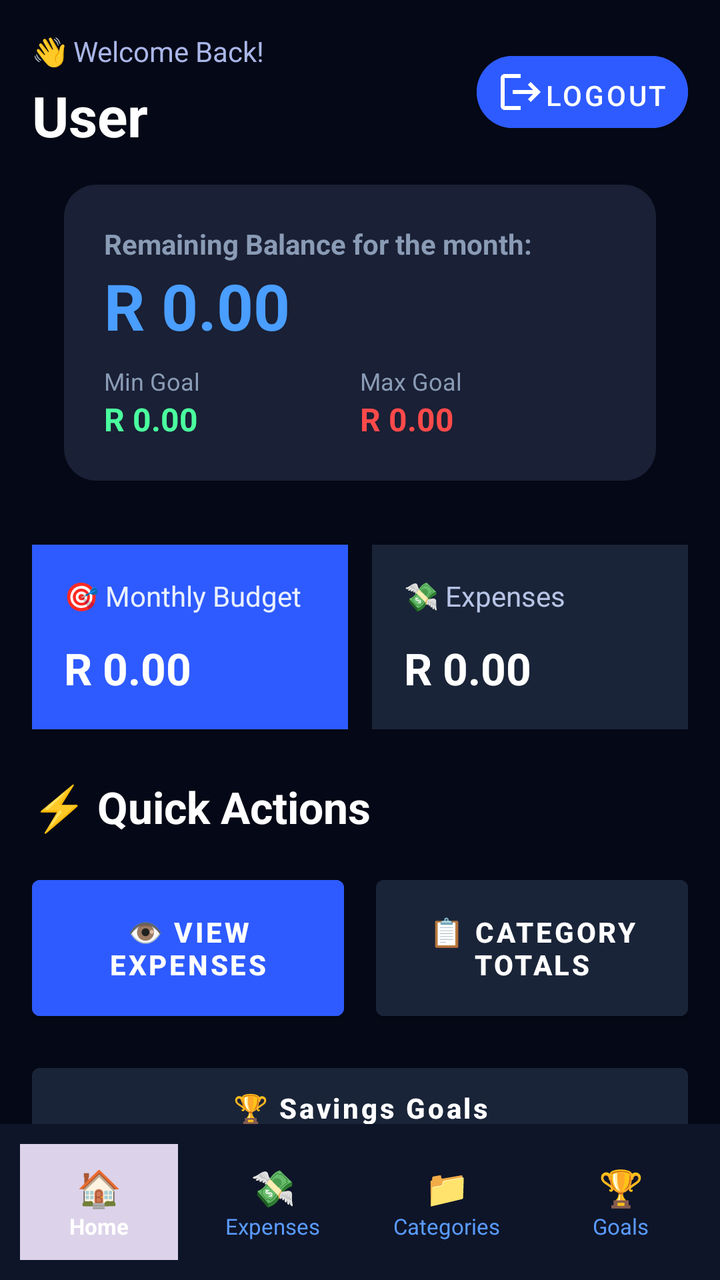
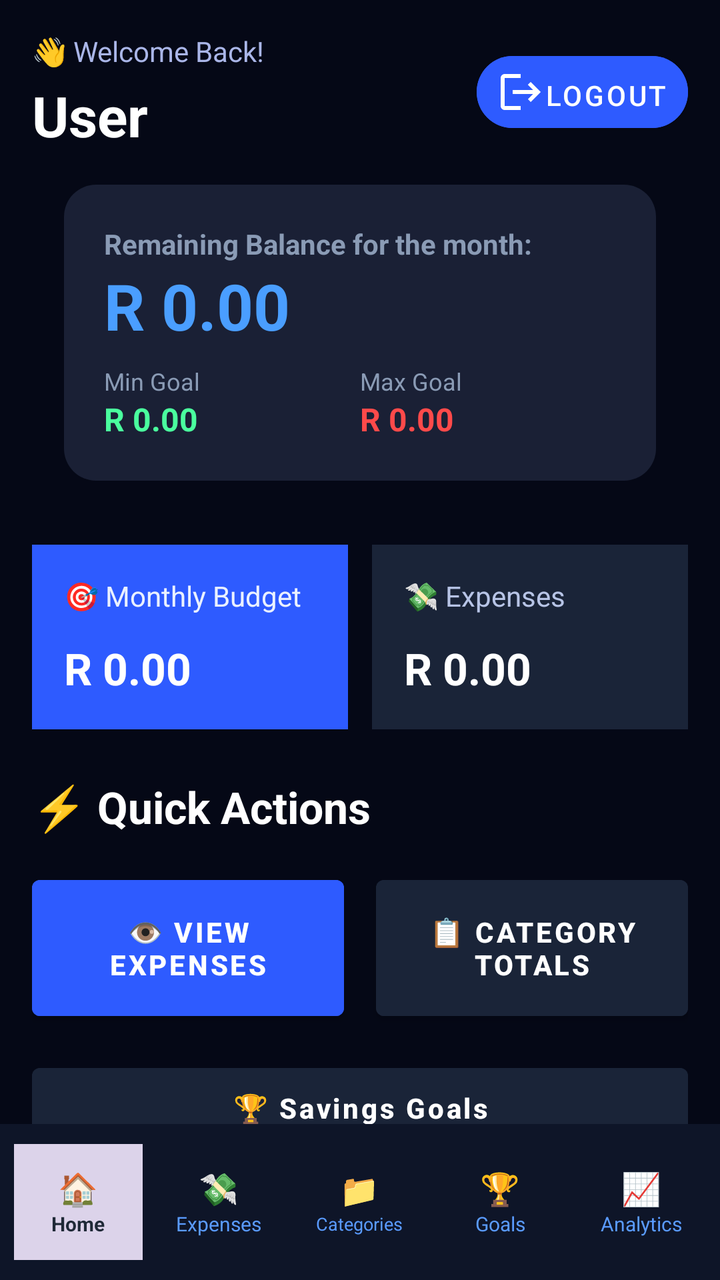

Screens rendered from an Android XML layout before and after an edit, with the pre-edit source and the edit as a unified diff.
<!-- AndroidManifest.xml: application theme Theme.PennyWize -->
<!-- res/layout/activity_home.xml -->
<?xml version="1.0" encoding="utf-8"?>
<LinearLayout xmlns:android="http://schemas.android.com/apk/res/android"
    android:layout_width="match_parent"
    android:layout_height="match_parent"
    xmlns:app="http://schemas.android.com/apk/res-auto"
    android:orientation="vertical"
    android:background="#050816">

    <ScrollView
        android:layout_width="match_parent"
        android:layout_height="0dp"
        android:layout_weight="1"
        android:fillViewport="true"
        android:scrollbars="none">

        <LinearLayout
            android:layout_width="match_parent"
            android:layout_height="wrap_content"
            android:orientation="vertical"
            android:padding="16dp">

            
            <LinearLayout
                android:layout_width="match_parent"
                android:layout_height="wrap_content"
                android:gravity="center_vertical"
                android:orientation="horizontal">

                <LinearLayout
                    android:layout_width="0dp"
                    android:layout_height="wrap_content"
                    android:layout_weight="1"
                    android:orientation="vertical">

                    <TextView
                        android:layout_width="wrap_content"
                        android:layout_height="wrap_content"
                        android:text="👋 Welcome Back!"
                        android:textColor="#AAB6E8"
                        android:textSize="14sp" />

                    <TextView
                        android:id="@+id/tvWelcomeUser"
                        android:layout_width="wrap_content"
                        android:layout_height="wrap_content"
                        android:layout_marginTop="4dp"
                        android:text="User"
                        android:textColor="#FFFFFF"
                        android:textSize="28sp"
                        android:textStyle="bold" />
                </LinearLayout>

                <com.google.android.material.button.MaterialButton
                    android:id="@+id/btnLogout"
                    style="@style/Widget.MaterialComponents.Button.Icon"
                    android:layout_width="wrap_content"
                    android:layout_height="48dp"
                    android:backgroundTint="#2E5BFF"
                    android:padding="10dp"
                    android:text="Logout"
                    app:cornerRadius="24dp"
                    app:icon="@drawable/ic_logout"
                    app:iconGravity="textStart"
                    app:iconPadding="0dp"
                    app:iconTint="@android:color/white" />
            </LinearLayout>

            
            <LinearLayout
                android:layout_width="match_parent"
                android:layout_height="wrap_content"
                android:orientation="vertical"
                android:background="@drawable/rounded_corners"
                android:layout_margin="16dp"
                android:padding="20dp">

                <TextView
                    android:layout_width="wrap_content"
                    android:layout_height="wrap_content"
                    android:text="Remaining Balance for the month:"
                    android:textStyle="bold"
                    android:textColor="#8A9BB5"
                    android:textSize="14sp"/>

                <TextView
                    android:id="@+id/tvRemainingBalance"
                    android:layout_width="wrap_content"
                    android:layout_height="wrap_content"
                    android:text="R 0.00"
                    android:textColor="#4A9EFF"
                    android:textSize="32sp"
                    android:textStyle="bold"/>

                <LinearLayout
                    android:layout_width="match_parent"
                    android:layout_height="wrap_content"
                    android:orientation="horizontal"
                    android:layout_marginTop="8dp">

                    <TextView
                        android:layout_width="0dp"
                        android:layout_height="wrap_content"
                        android:layout_weight="1"
                        android:text="Min Goal"
                        android:textColor="#8A9BB5"
                        android:textSize="12sp"/>

                    <TextView
                        android:layout_width="0dp"
                        android:layout_height="wrap_content"
                        android:layout_weight="1"
                        android:text="Max Goal"
                        android:textColor="#8A9BB5"
                        android:textSize="12sp"/>

                </LinearLayout>

                <LinearLayout
                    android:layout_width="match_parent"
                    android:layout_height="wrap_content"
                    android:orientation="horizontal">

                    <TextView
                        android:id="@+id/tvMinGoal"
                        android:layout_width="0dp"
                        android:layout_height="wrap_content"
                        android:layout_weight="1"
                        android:text="R 0.00"
                        android:textColor="#4AFF9E"
                        android:textSize="16sp"
                        android:textStyle="bold"/>

                    <TextView
                        android:id="@+id/tvMaxGoal"
                        android:layout_width="0dp"
                        android:layout_height="wrap_content"
                        android:layout_weight="1"
                        android:text="R 0.00"
                        android:textColor="#FF4A4A"
                        android:textSize="16sp"
                        android:textStyle="bold"/>

                </LinearLayout>

            </LinearLayout>

            
            <LinearLayout
                android:layout_width="match_parent"
                android:layout_height="wrap_content"
                android:layout_marginTop="16dp"
                android:orientation="horizontal">

                <LinearLayout
                    android:layout_width="0dp"
                    android:layout_height="wrap_content"
                    android:layout_weight="1"
                    android:layout_marginEnd="6dp"
                    android:background="#2E5BFF"
                    android:orientation="vertical"
                    android:padding="16dp">

                    <TextView
                        android:layout_width="wrap_content"
                        android:layout_height="wrap_content"
                        android:text="🎯 Monthly Budget"
                        android:textColor="#EAF1FF"
                        android:textSize="14sp" />

                    <TextView
                        android:id="@+id/tvMaxBudget"
                        android:layout_width="wrap_content"
                        android:layout_height="wrap_content"
                        android:layout_marginTop="12dp"
                        android:text="R 0.00"
                        android:textColor="#FFFFFF"
                        android:textSize="22sp"
                        android:textStyle="bold" />
                </LinearLayout>

                <LinearLayout
                    android:layout_width="0dp"
                    android:layout_height="wrap_content"
                    android:layout_weight="1"
                    android:layout_marginStart="6dp"
                    android:background="#1A2438"
                    android:orientation="vertical"
                    android:padding="16dp">

                    <TextView
                        android:layout_width="wrap_content"
                        android:layout_height="wrap_content"
                        android:text="💸 Expenses"
                        android:textColor="#B7C4E6"
                        android:textSize="14sp" />

                    <TextView
                        android:id="@+id/tvTotalExpenses"
                        android:layout_width="wrap_content"
                        android:layout_height="wrap_content"
                        android:layout_marginTop="12dp"
                        android:text="R 0.00"
                        android:textColor="#FFFFFF"
                        android:textSize="22sp"
                        android:textStyle="bold" />
                </LinearLayout>
            </LinearLayout>

            
            <TextView
                android:layout_width="wrap_content"
                android:layout_height="wrap_content"
                android:layout_marginTop="24dp"
                android:text="⚡ Quick Actions"
                android:textColor="#FFFFFF"
                android:textSize="22sp"
                android:textStyle="bold" />

            <LinearLayout
                android:layout_width="match_parent"
                android:layout_height="wrap_content"
                android:layout_marginTop="16dp"
                android:orientation="horizontal"
                android:gravity="center_vertical">

                <Button
                    android:id="@+id/btnViewExpenses"
                    android:layout_width="0dp"
                    android:layout_height="80dp"
                    android:layout_weight="1"
                    android:layout_marginEnd="8dp"
                    android:backgroundTint="#2E5BFF"
                    android:text="👁️ VIEW EXPENSES"
                    android:textAllCaps="false"
                    android:textColor="#FFFFFF"
                    android:textSize="14sp"
                    android:textStyle="bold" />

                <Button
                    android:id="@+id/btnViewCategory"
                    android:layout_width="0dp"
                    android:layout_height="80dp"
                    android:layout_weight="1"
                    android:layout_marginStart="8dp"
                    android:backgroundTint="#1A2438"
                    android:text="📋 CATEGORY TOTALS"
                    android:textColor="#FFFFFF"
                    android:textSize="14sp"
                    android:textStyle="bold" />
            </LinearLayout>

            <Button
                android:id="@+id/btnViewGoals"
                android:layout_width="match_parent"
                android:layout_height="52dp"
                android:layout_marginTop="14dp"
                android:backgroundTint="#1A2438"
                android:text="🏆 Savings Goals"
                android:textAllCaps="false"
                android:textColor="#FFFFFF"
                android:textSize="14sp"
                android:textStyle="bold" />

        </LinearLayout>
    </ScrollView>

    
    <LinearLayout
        android:layout_width="match_parent"
        android:layout_height="78dp"
        android:background="#0E1528"
        android:gravity="center"
        android:orientation="horizontal"
        android:paddingHorizontal="6dp">

        <LinearLayout
            android:id="@+id/navHome"
            android:layout_width="0dp"
            android:layout_height="58dp"
            android:layout_weight="1"
            android:gravity="center"
            android:orientation="vertical"
            android:layout_margin="4dp"
            android:background="#DCD3EA">

            <TextView
                android:layout_width="wrap_content"
                android:layout_height="wrap_content"
                android:text="🏠"
                android:textColor="#FFFFFF"
                android:textSize="18sp"
                android:textStyle="bold" />

            <TextView
                android:layout_width="wrap_content"
                android:layout_height="wrap_content"
                android:text="Home"
                android:textColor="#FFFFFF"
                android:textSize="11sp"
                android:textStyle="bold" />
        </LinearLayout>

        <LinearLayout
            android:id="@+id/navExpenses"
            android:layout_width="0dp"
            android:layout_height="58dp"
            android:layout_weight="1"
            android:gravity="center"
            android:orientation="vertical"
            android:layout_margin="4dp">

            <TextView
                android:layout_width="wrap_content"
                android:layout_height="wrap_content"
                android:text="💸"
                android:textColor="#5A9BFF"
                android:textSize="18sp"
                android:textStyle="bold" />

            <TextView
                android:layout_width="wrap_content"
                android:layout_height="wrap_content"
                android:text="Expenses"
                android:textColor="#5A9BFF"
                android:textSize="11sp" />
        </LinearLayout>

        <LinearLayout
            android:id="@+id/navCategories"
            android:layout_width="0dp"
            android:layout_height="58dp"
            android:layout_weight="1"
            android:gravity="center"
            android:orientation="vertical"
            android:layout_margin="4dp">

            <TextView
                android:layout_width="wrap_content"
                android:layout_height="wrap_content"
                android:text="📁"
                android:textColor="#5A9BFF"
                android:textSize="18sp"
                android:textStyle="bold" />

            <TextView
                android:layout_width="wrap_content"
                android:layout_height="wrap_content"
                android:text="Categories"
                android:textColor="#5A9BFF"
                android:textSize="11sp" />
        </LinearLayout>

        <LinearLayout
            android:id="@+id/navGoals"
            android:layout_width="0dp"
            android:layout_height="58dp"
            android:layout_weight="1"
            android:gravity="center"
            android:orientation="vertical"
            android:layout_margin="4dp">

            <TextView
                android:layout_width="wrap_content"
                android:layout_height="wrap_content"
                android:text="🏆"
                android:textColor="#5A9BFF"
                android:textSize="18sp"
                android:textStyle="bold" />

            <TextView
                android:layout_width="wrap_content"
                android:layout_height="wrap_content"
                android:text="Goals"
                android:textColor="#5A9BFF"
                android:textSize="11sp" />
        </LinearLayout>
    </LinearLayout>
</LinearLayout>
<!-- resources referenced by this layout -->
<resources>
  <!-- drawable ic_logout (drawable) -->
  <?xml version="1.0" encoding="utf-8"?>
  <vector xmlns:android="http://schemas.android.com/apk/res/android"
  android:width="24dp"
  android:height="24dp"
  android:viewportWidth="24"
  android:viewportHeight="24"
  android:tint="#FFFFFF">
  <path
      android:fillColor="@android:color/white"
      android:pathData="M17,7l-1.41,1.41L18.17,11H8v2h10.17l-2.58,2.58L17,17l5,-5L17,7zM4,5h8V3H4C2.9,3 2,3.9 2,5v14c0,1.1 0.9,2 2,2h8v-2H4V5z"/>
  </vector>
  <!-- drawable rounded_corners (drawable) -->
  <?xml version="1.0" encoding="utf-8"?>
  <shape xmlns:android="http://schemas.android.com/apk/res/android">
  
  <solid android:color="#1A2035" />
  
  
  <corners android:radius="16dp" />
  
  </shape>
  <style name="Theme.PennyWize" parent="Theme.MaterialComponents.DayNight.NoActionBar">
          
          <item name="colorPrimary">#4A9EFF</item>
          <item name="colorPrimaryVariant">#1A2035</item>
          <item name="colorOnPrimary">#FFFFFF</item>
          
          <item name="colorSecondary">#4A9EFF</item>
          <item name="colorSecondaryVariant">#0A0E1A</item>
          <item name="colorOnSecondary">#FFFFFF</item>
          
          <item name="android:statusBarColor">#0A0E1A</item>
          
          <item name="android:windowBackground">#0A0E1A</item>
      </style>
</resources>

<!-- the commit's change to res/layout/activity_home.xml (unified diff, before → after) -->
@@ -271,7 +271,7 @@
         android:background="#0E1528"
         android:gravity="center"
         android:orientation="horizontal"
-        android:paddingHorizontal="6dp">
+        android:paddingHorizontal="4dp">
 
         <LinearLayout
             android:id="@+id/navHome"
@@ -280,24 +280,14 @@
             android:layout_weight="1"
             android:gravity="center"
             android:orientation="vertical"
-            android:layout_margin="4dp"
+            android:layout_margin="3dp"
             android:background="#DCD3EA">
-
-            <TextView
-                android:layout_width="wrap_content"
-                android:layout_height="wrap_content"
-                android:text="🏠"
-                android:textColor="#FFFFFF"
-                android:textSize="18sp"
-                android:textStyle="bold" />
-
-            <TextView
-                android:layout_width="wrap_content"
-                android:layout_height="wrap_content"
-                android:text="Home"
-                android:textColor="#FFFFFF"
-                android:textSize="11sp"
-                android:textStyle="bold" />
+            <TextView android:layout_width="wrap_content" android:layout_height="wrap_content"
+                android:text="🏠" android:textColor="#1F2937" android:textSize="16sp"
+                android:textStyle="bold"/>
+            <TextView android:layout_width="wrap_content" android:layout_height="wrap_content"
+                android:text="Home" android:textColor="#1F2937" android:textSize="10sp"
+                android:textStyle="bold"/>
         </LinearLayout>
 
         <LinearLayout
@@ -307,22 +297,11 @@
             android:layout_weight="1"
             android:gravity="center"
             android:orientation="vertical"
-            android:layout_margin="4dp">
-
-            <TextView
-                android:layout_width="wrap_content"
-                android:layout_height="wrap_content"
-                android:text="💸"
-                android:textColor="#5A9BFF"
-                android:textSize="18sp"
-                android:textStyle="bold" />
-
-            <TextView
-                android:layout_width="wrap_content"
-                android:layout_height="wrap_content"
-                android:text="Expenses"
-                android:textColor="#5A9BFF"
-                android:textSize="11sp" />
+            android:layout_margin="3dp">
+            <TextView android:layout_width="wrap_content" android:layout_height="wrap_content"
+                android:text="💸" android:textColor="#5A9BFF" android:textSize="16sp" />
+            <TextView android:layout_width="wrap_content" android:layout_height="wrap_content"
+                android:text="Expenses" android:textColor="#5A9BFF" android:textSize="10sp" />
         </LinearLayout>
 
         <LinearLayout
@@ -332,22 +311,11 @@
             android:layout_weight="1"
             android:gravity="center"
             android:orientation="vertical"
-            android:layout_margin="4dp">
-
-            <TextView
-                android:layout_width="wrap_content"
-                android:layout_height="wrap_content"
-                android:text="📁"
-                android:textColor="#5A9BFF"
-                android:textSize="18sp"
-                android:textStyle="bold" />
-
-            <TextView
-                android:layout_width="wrap_content"
-                android:layout_height="wrap_content"
-                android:text="Categories"
-                android:textColor="#5A9BFF"
-                android:textSize="11sp" />
+            android:layout_margin="3dp">
+            <TextView android:layout_width="wrap_content" android:layout_height="wrap_content"
+                android:text="📁" android:textColor="#5A9BFF" android:textSize="16sp" />
+            <TextView android:layout_width="wrap_content" android:layout_height="wrap_content"
+                android:text="Categories" android:textColor="#5A9BFF" android:textSize="9sp" />
         </LinearLayout>
 
         <LinearLayout
@@ -357,22 +325,28 @@
             android:layout_weight="1"
             android:gravity="center"
             android:orientation="vertical"
-            android:layout_margin="4dp">
-
-            <TextView
-                android:layout_width="wrap_content"
-                android:layout_height="wrap_content"
-                android:text="🏆"
-                android:textColor="#5A9BFF"
-                android:textSize="18sp"
-                android:textStyle="bold" />
-
-            <TextView
-                android:layout_width="wrap_content"
-                android:layout_height="wrap_content"
-                android:text="Goals"
-                android:textColor="#5A9BFF"
-                android:textSize="11sp" />
-        </LinearLayout>
+            android:layout_margin="3dp">
+            <TextView android:layout_width="wrap_content" android:layout_height="wrap_content"
+                android:text="🏆" android:textColor="#5A9BFF" android:textSize="16sp" />
+            <TextView android:layout_width="wrap_content" android:layout_height="wrap_content"
+                android:text="Goals" android:textColor="#5A9BFF" android:textSize="10sp" />
+        </LinearLayout>
+
+        <LinearLayout
+            android:id="@+id/navAnalytics"
+            android:layout_width="0dp"
+            android:layout_height="58dp"
+            android:layout_weight="1"
+            android:gravity="center"
+            android:orientation="vertical"
+            android:layout_margin="3dp">
+            <TextView android:layout_width="wrap_content" android:layout_height="wrap_content"
+                android:text="📈" android:textColor="#5A9BFF" android:textSize="16sp"
+                />
+            <TextView android:layout_width="wrap_content" android:layout_height="wrap_content"
+                android:text="Analytics" android:textColor="#5A9BFF" android:textSize="10sp"
+                />
+        </LinearLayout>
+
     </LinearLayout>
 </LinearLayout>
